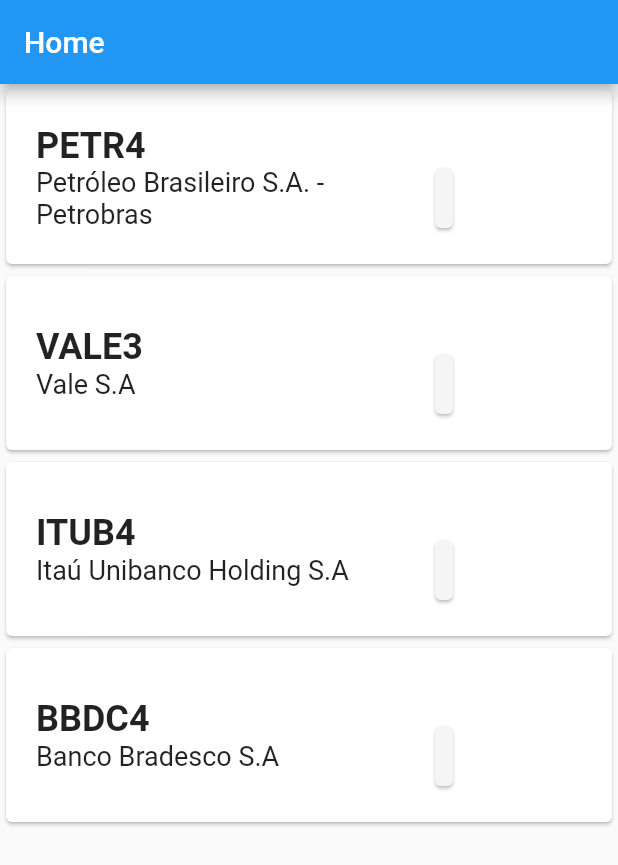
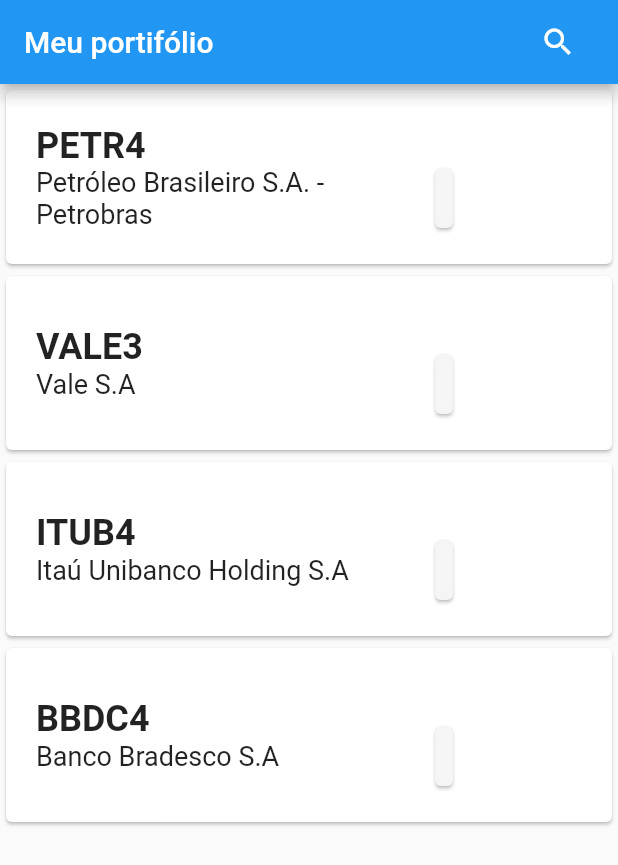
Before and after one commit to CaioFeiertag/ticker_tracker, a Flutter app: the screen it shows after launch, on a phone screen of 412 x 824 dp. Shown: the top 865 px of the screen. Run offline on Flutter 3.47's test engine with Material 2 defaults, Android fonts, the phone set to English and light mode, and no system bars; our stand-ins replace flutter_dotenv; network calls fail.

Commit message:
feat: add ticker search

```diff
--- a/lib/screens/home/index.dart
+++ b/lib/screens/home/index.dart
@@ -1,3 +1,5 @@
+import 'dart:async';
+
 import 'package:flutter/material.dart';
 import 'package:ticker_tracker/screens/home/components/ticker-info.dart';
 import 'package:ticker_tracker/screens/home/ticker.dart';
@@ -12,6 +14,10 @@
 
 class _HomeState extends State<Home> {
   final List<Ticker> tickers = mostValuableTickers;
+  bool isSearching = false;
+  final TextEditingController _controller = TextEditingController();
+  List<Ticker> searchResults = [];
+  Timer? _debounce;
 
   @override
   void initState() {
@@ -22,17 +28,97 @@
   }
 
   @override
+  void dispose() {
+    _debounce?.cancel();
+    super.dispose();
+  }
+
+  @override
   Widget build(BuildContext context) {
     return Scaffold(
         appBar: AppBar(
-          title: Text("Home"),
+          title: Row(
+              // crossAxisAlignment: CrossAxisAlignment.center,
+              mainAxisAlignment: MainAxisAlignment.center,
+              children: isSearching
+                  ? [
+                      IconButton(
+                        icon: const Icon(Icons.arrow_back),
+                        tooltip: 'Voltar',
+                        onPressed: () {
+                          setState(() {
+                            isSearching = false;
+                          });
+                        },
+                      ),
+                      Expanded(
+                          child: TextField(
+                              controller: _controller,
+                              style: TextStyle(color: Colors.white),
+                              decoration: InputDecoration(
+                                hintStyle: TextStyle(color: Colors.white70),
+                                hintText: 'Buscar',
+                                border: InputBorder.none,
+                              ),
+                              onSubmitted: (value) {
+                                setState(() {
+                                  // Searc
+                                });
+                              },
+                              onChanged: (String query) {
+                                if (_debounce?.isActive ?? false) {
+                                  _debounce!.cancel();
+                                }
+                                _debounce = Timer(
+                                    const Duration(milliseconds: 500), () {
+                                  searchTicker(query).then((tickers) {
+                                    setState(() {
+                                      searchResults = tickers;
+                                    });
+                                  });
+                                });
+                              })),
+                    ]
+                  : [
+                      Text("Meu portifólio"),
+                      Spacer(),
+                      IconButton(
+                        icon: const Icon(Icons.search),
+                        tooltip: 'Pressione para começar a pesquisar',
+                        onPressed: () {
+                          setState(() {
+                            isSearching = true;
+                          });
+                        },
+                      ),
+                    ]),
         ),
-        body: ListView.builder(
-            itemCount: tickers.length,
-            itemBuilder: (BuildContext context, int index) {
-              Ticker ticker = tickers[index];
+        body: Stack(children: [
+          Expanded(
+              child: ListView.builder(
+                  itemCount: tickers.length,
+                  itemBuilder: (BuildContext context, int index) {
+                    Ticker ticker = tickers[index];
 
-              return TickerInfo(ticker: ticker);
-            }));
+                    return TickerInfo(ticker: ticker);
+                  })),
+          isSearching && _controller.text.length > 0
+              ? Positioned(
+                  left: 0,
+                  top: 0,
+                  child: new Container(
+                    width: MediaQuery.of(context).size.width,
+                    height: MediaQuery.of(context).size.height,
+                    decoration: new BoxDecoration(color: Colors.white),
+                    child: ListView.builder(
+                        itemCount: searchResults.length,
+                        itemBuilder: (BuildContext context, int index) {
+                          Ticker ticker = searchResults[index];
+
+                          return TickerInfo(ticker: ticker);
+                        }),
+                  ))
+              : SizedBox.shrink(),
+        ]));
   }
 }
```
Also changed, not shown: lib/screens/home/ticketApi.dart (+22 -2 lines).
